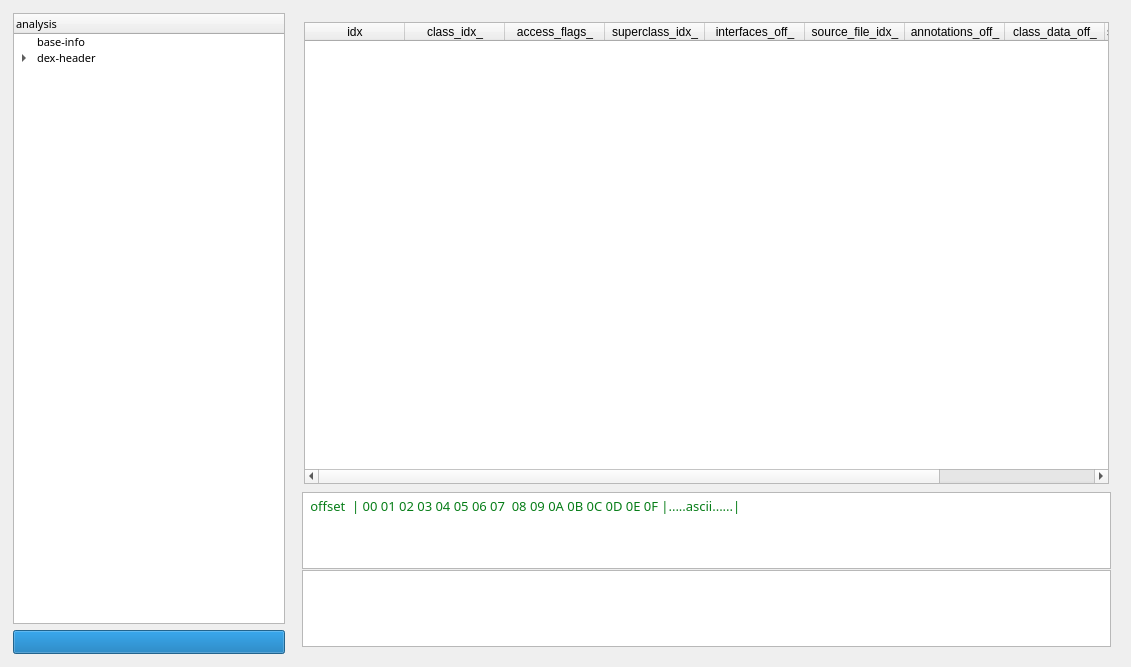
First picture: the form in source/asset/ui/dex_widget.ui, repository redqx/Dex-Viewer, before the edit.
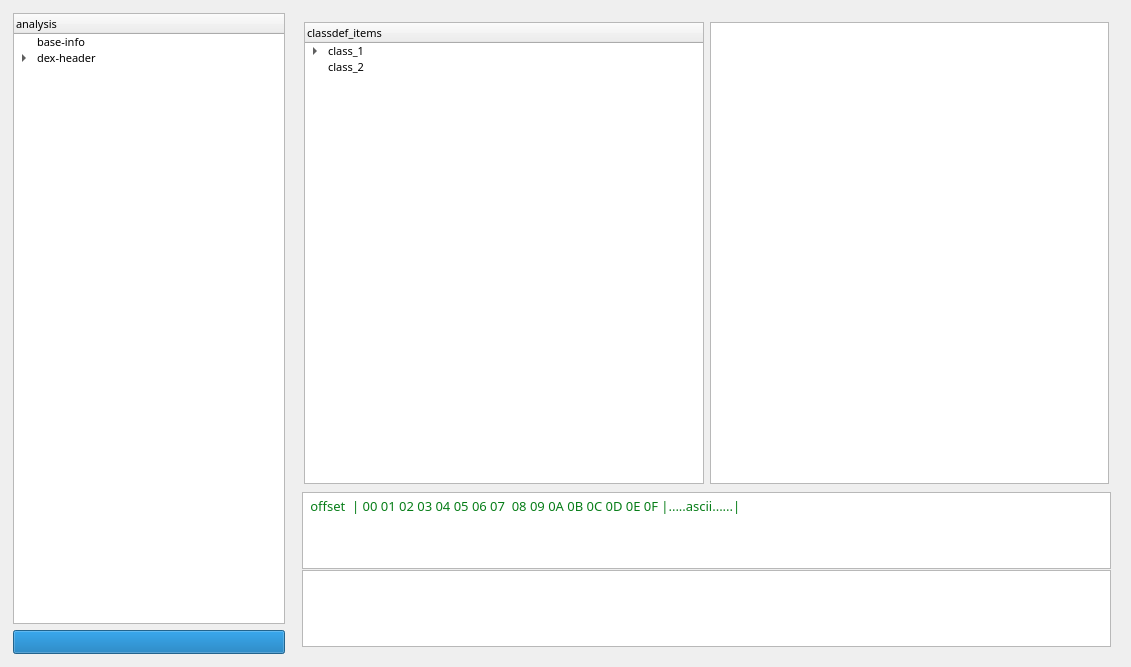
Second picture: the form after the edit. The open tabs and pages were chosen to show the change.

Commit message: 解析class_data

```diff
--- a/source/asset/ui/dex_widget.ui
+++ b/source/asset/ui/dex_widget.ui
@@ -588,62 +588,62 @@
            <number>2</number>
           </property>
           <item>
-           <widget class="QTableWidget" name="tableWidget_Dex_classdefs">
-            <attribute name="verticalHeaderVisible">
-             <bool>false</bool>
-            </attribute>
+           <widget class="QTreeWidget" name="treeWidget_classdef">
             <column>
              <property name="text">
-              <string>idx</string>
+              <string>classdef_items</string>
              </property>
             </column>
-            <column>
+            <item>
              <property name="text">
-              <string>class_idx_</string>
+              <string>class_1</string>
              </property>
-            </column>
-            <column>
+             <item>
+              <property name="text">
+               <string>annotations_off</string>
+              </property>
+             </item>
+             <item>
+              <property name="text">
+               <string>class_data_off</string>
+              </property>
+              <item>
+               <property name="text">
+                <string>static_fields</string>
+               </property>
+              </item>
+              <item>
+               <property name="text">
+                <string>instance_fields</string>
+               </property>
+              </item>
+              <item>
+               <property name="text">
+                <string>direct_methods</string>
+               </property>
+              </item>
+              <item>
+               <property name="text">
+                <string>virtual_methods</string>
+               </property>
+              </item>
+             </item>
+             <item>
+              <property name="text">
+               <string>static_values_off</string>
+              </property>
+             </item>
+            </item>
+            <item>
              <property name="text">
-              <string>access_flags_</string>
+              <string>class_2</string>
              </property>
-            </column>
-            <column>
-             <property name="text">
-              <string>superclass_idx_</string>
-             </property>
-            </column>
-            <column>
-             <property name="text">
-              <string>interfaces_off_</string>
-             </property>
-            </column>
-            <column>
-             <property name="text">
-              <string>source_file_idx_</string>
-             </property>
-            </column>
-            <column>
-             <property name="text">
-              <string>annotations_off_</string>
-             </property>
-            </column>
-            <column>
-             <property name="text">
-              <string>class_data_off_</string>
-             </property>
-            </column>
-            <column>
-             <property name="text">
-              <string>static_values_off_</string>
-             </property>
-            </column>
-            <column>
-             <property name="text">
-              <string>[*] full_class_name</string>
-             </property>
-            </column>
+            </item>
            </widget>
           </item>
+          <item>
+           <widget class="QTextBrowser" name="textBrowser_classdef"/>
+          </item>
          </layout>
         </widget>
         <widget class="QWidget" name="widget_Dex_maplists">
```
Left out of the diff: 76 changed lines with no effect on the pictures. The commit also changes 7 other files.
